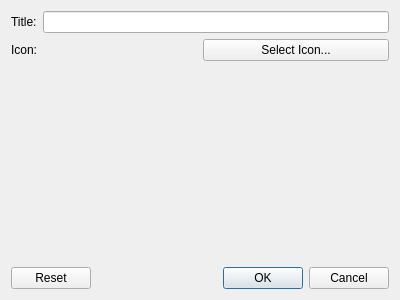
This is src/citron/custom_metadata_dialog.ui in citron-neo/emulator as Qt 5 draws it before an edit. The edited form follows.
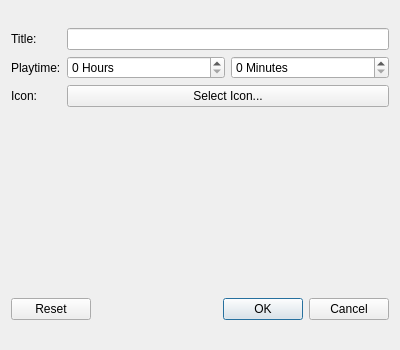
This is the edited form.

Commit message: feat(ui): Fix .png & .svg rendering issue for game_list / Introduce Play Time editing in Custom Metadata

Patch:
```diff
--- a/src/citron/custom_metadata_dialog.ui
+++ b/src/citron/custom_metadata_dialog.ui
@@ -7,7 +7,7 @@
     <x>0</x>
     <y>0</y>
     <width>400</width>
-    <height>300</height>
+    <height>350</height>
    </rect>
   </property>
   <property name="windowTitle">
@@ -15,29 +15,56 @@
   </property>
   <layout class="QVBoxLayout" name="verticalLayout">
    <item>
-    <layout class="QHBoxLayout" name="horizontalLayout">
-     <item>
+    <layout class="QGridLayout" name="gridLayout">
+     <item row="0" column="0">
       <widget class="QLabel" name="label">
        <property name="text">
         <string>Title:</string>
        </property>
       </widget>
      </item>
-     <item>
+     <item row="0" column="1">
       <widget class="QLineEdit" name="title_edit"/>
      </item>
-    </layout>
-   </item>
-   <item>
-    <layout class="QHBoxLayout" name="horizontalLayout_2">
-     <item>
+     <item row="1" column="0">
+      <widget class="QLabel" name="playtime_label">
+       <property name="text">
+        <string>Playtime:</string>
+       </property>
+      </widget>
+     </item>
+     <item row="1" column="1">
+      <layout class="QHBoxLayout" name="playtime_inputs_layout">
+       <item>
+        <widget class="QSpinBox" name="playtime_hours">
+         <property name="suffix">
+          <string> Hours</string>
+         </property>
+         <property name="maximum">
+          <number>99999</number>
+         </property>
+        </widget>
+       </item>
+       <item>
+        <widget class="QSpinBox" name="playtime_minutes">
+         <property name="suffix">
+          <string> Minutes</string>
+         </property>
+         <property name="maximum">
+          <number>59</number>
+         </property>
+        </widget>
+       </item>
+      </layout>
+     </item>
+     <item row="2" column="0">
       <widget class="QLabel" name="label_2">
        <property name="text">
         <string>Icon:</string>
        </property>
       </widget>
      </item>
-     <item>
+     <item row="2" column="1">
       <widget class="QPushButton" name="select_icon_button">
        <property name="text">
         <string>Select Icon...</string>
@@ -47,17 +74,27 @@
     </layout>
    </item>
     <item>
-     <layout class="QHBoxLayout" name="previewLayout">
-      <item>
-       <spacer name="leftSpacer">
+    <spacer name="spacer_preview_top">
         <property name="orientation">
-         <set>Qt::Horizontal</set>
+      <set>Qt::Vertical</set>
+     </property>
+     <property name="sizeType">
+      <enum>QSizePolicy::Fixed</enum>
         </property>
         <property name="sizeHint" stdset="0">
          <size>
-          <width>40</width>
-          <height>20</height>
-         </size>
+       <width>20</width>
+       <height>10</height>
+      </size>
+     </property>
+    </spacer>
+   </item>
+   <item>
+    <layout class="QHBoxLayout" name="preview_container_layout">
+     <item>
+      <spacer name="horizontalSpacer_left">
+       <property name="orientation">
+        <set>Qt::Horizontal</set>
         </property>
        </spacer>
       </item>
@@ -87,16 +124,10 @@
        </widget>
       </item>
       <item>
-       <spacer name="rightSpacer">
+      <spacer name="horizontalSpacer_right">
         <property name="orientation">
          <set>Qt::Horizontal</set>
         </property>
-        <property name="sizeHint" stdset="0">
-         <size>
-          <width>40</width>
-          <height>20</height>
-         </size>
-        </property>
        </spacer>
       </item>
      </layout>
@@ -106,12 +137,6 @@
      <property name="orientation">
       <set>Qt::Vertical</set>
      </property>
-     <property name="sizeHint" stdset="0">
-      <size>
-       <width>20</width>
-       <height>40</height>
-      </size>
-     </property>
     </spacer>
    </item>
    <item>
```
Left out of the diff: 9 changed lines with no effect on the pictures. Lines whose indentation alone changed are shown as unchanged. The commit also changes 7 other files.
